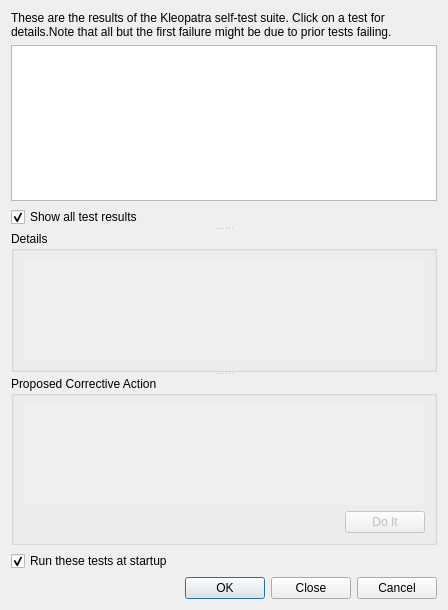
sensama/kleopatra, file dialogs/selftestdialog.ui: the form before one commit.
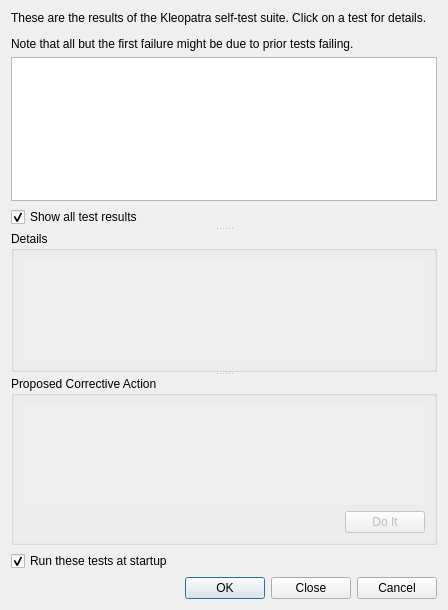
The form after the commit. Custom widgets are drawn as their Qt base class.

Commit message: Use resolve_kuit.py to clean i18n*

```diff
--- a/dialogs/selftestdialog.ui
+++ b/dialogs/selftestdialog.ui
@@ -20,7 +20,7 @@
    <item>
     <widget class="QLabel" name="label">
      <property name="text">
-      <string comment="@info">&lt;para&gt;These are the results of the Kleopatra self-test suite. Click on a test for details.&lt;/para&gt;&lt;para&gt;Note that all but the first failure might be due to prior tests failing.&lt;/para&gt;</string>
+      <string comment="@info">&lt;p&gt;These are the results of the Kleopatra self-test suite. Click on a test for details.&lt;/p&gt;&lt;p&gt;Note that all but the first failure might be due to prior tests failing.&lt;/p&gt;</string>
      </property>
      <property name="wordWrap">
       <bool>true</bool>
```
The commit also changes 2 other files.
